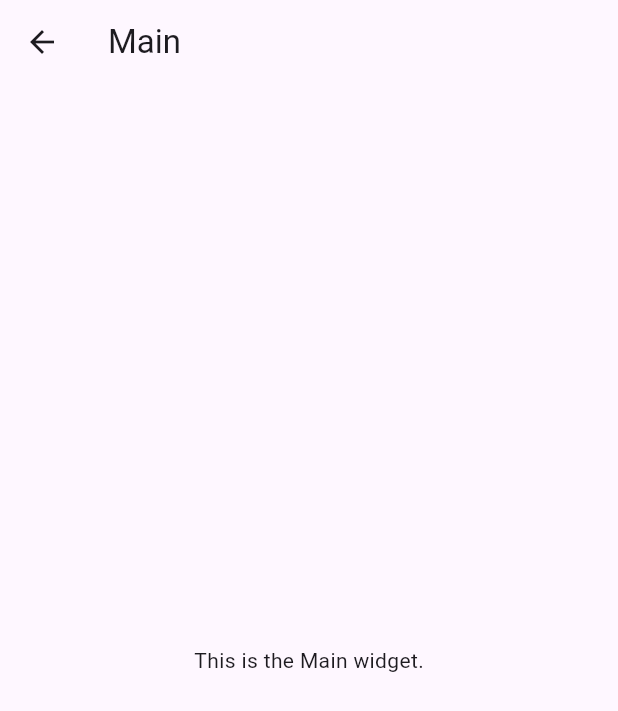
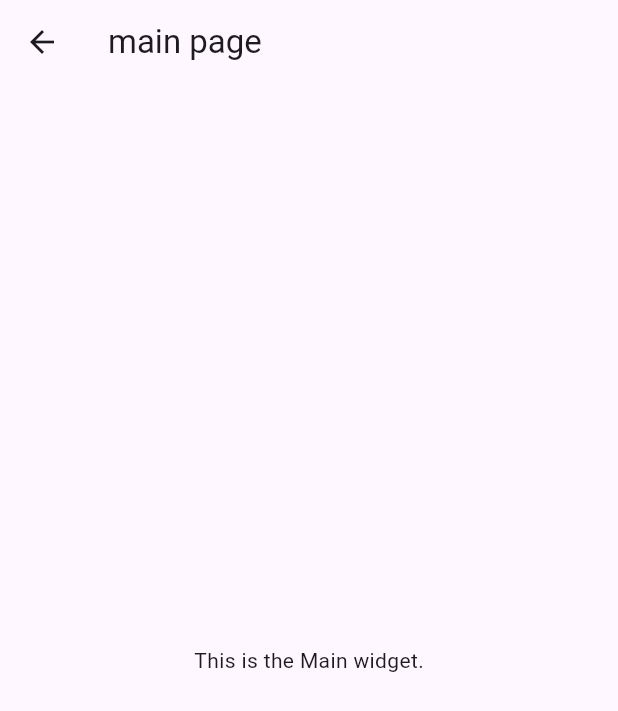
Before and after one commit to jihyo0331/M-Keeper_app, a Flutter app: the Main screen opened directly, on a phone screen of 412 x 824 dp. Shown: the top 711 px of the screen. Run offline on Flutter 3.47's test engine with Material 3 defaults, Android fonts, the phone set to English and light mode, and no system bars.

Commit message:
Update main_page.dart

```diff
--- a/mkeeper/lib/main/main_page.dart
+++ b/mkeeper/lib/main/main_page.dart
@@ -10,7 +10,7 @@ class MainPage extends StatelessWidget {
         title: const Text('Main Page'),
       ),
       body: const Center(
-        child: Text('Welcome to Main Page!'),
+        child: Text('main page'),
       ),
     );
   }
@@ -28,7 +28,7 @@ class _MainState extends State<Main> {
   Widget build(BuildContext context) {
     return Scaffold(
       appBar: AppBar(
-        title: const Text('Main'),
+        title: const Text('main page'),
       ),
       body: const Center(
         child: Text('This is the Main widget.'),
```
